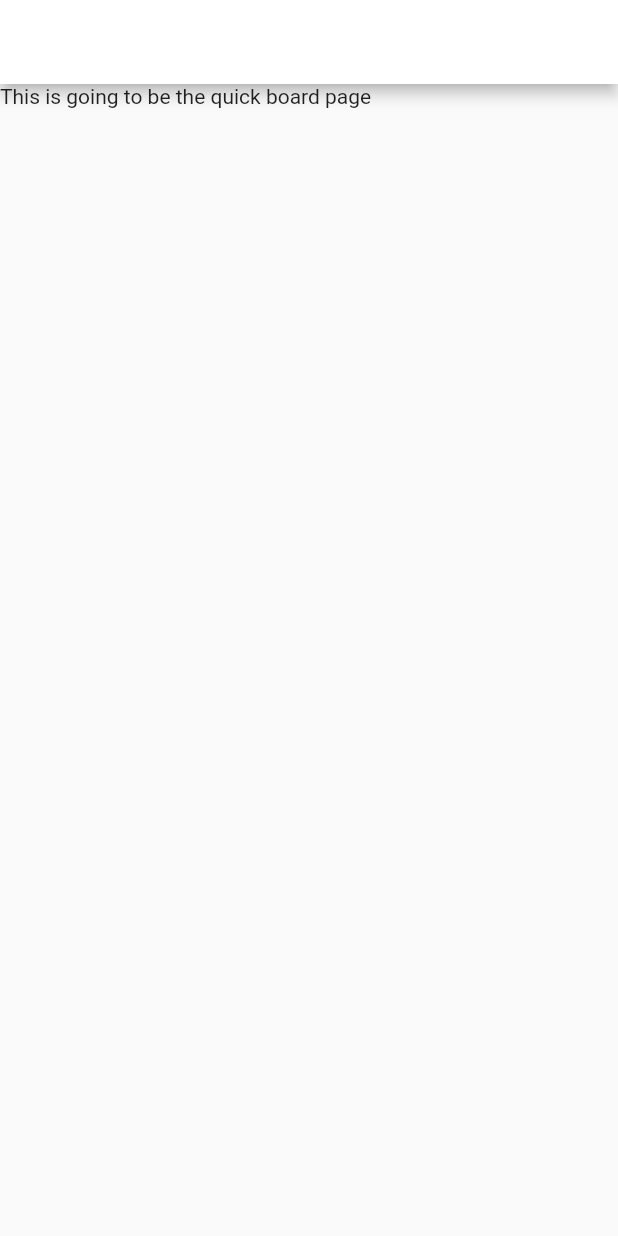
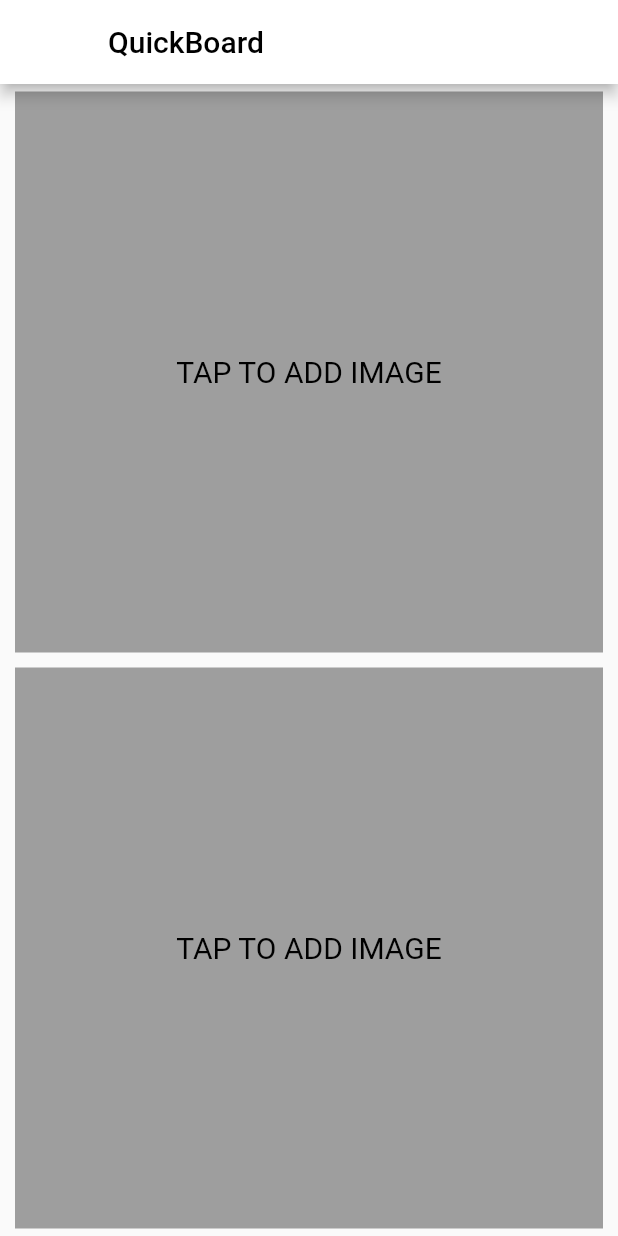
Before and after one commit to leahwho/swiftchat, a Flutter app: the QuickBoard screen opened by its route, on a phone screen of 412 x 824 dp. Run offline on Flutter 3.47's test engine with Material 2 defaults, Android fonts, the phone set to English and light mode, and no system bars.

Commit message:
adds placeholder buttons

```diff
--- a/lib/quick_board.dart
+++ b/lib/quick_board.dart
@@ -5,11 +5,67 @@ class QuickBoard extends StatelessWidget {
   Widget build(BuildContext context) {
     return Scaffold(
       appBar: AppBar(
+        title: Text(
+          'QuickBoard',
+          style: TextStyle(color: Colors.black),
+        ),
         backgroundColor: Colors.white,
       ),
-      body: Text('This is going to be the quick board page'),
+      body: Column(
+        children: <Widget>[
+          Expanded(
+            child: Container(
+              margin: EdgeInsets.symmetric(
+                horizontal: 10.0,
+                vertical: 5.0,
+              ),
+              color: Colors.grey,
+              child: Column(
+                mainAxisAlignment: MainAxisAlignment.center,
+                crossAxisAlignment: CrossAxisAlignment.stretch,
+                children: <Widget>[
+                  Center(
+                    child: Text(
+                      'TAP TO ADD IMAGE',
+                      style: TextStyle(
+                        fontSize: 20.0,
+                        color: Colors.black,
+                      ),
+                    ),
+                  ),
+                ],
+              ),
+            ),
+          ),
+          // SizedBox(
+          //   height: 10.0,
+          // ),
+          Expanded(
+            child: Container(
+              margin: EdgeInsets.symmetric(
+                horizontal: 10.0,
+                vertical: 5.0,
+              ),
+              color: Colors.grey,
+              child: Column(
+                mainAxisAlignment: MainAxisAlignment.center,
+                crossAxisAlignment: CrossAxisAlignment.stretch,
+                children: <Widget>[
+                  Center(
+                    child: Text(
+                      'TAP TO ADD IMAGE',
+                      style: TextStyle(
+                        fontSize: 20.0,
+                        color: Colors.black,
+                      ),
+                    ),
+                  ),
+                ],
+              ),
+            ),
+          ),
+        ],
+      ),
     );
   }
 }
-
-// TODO 1: get buttons on this page with some placeholder text
```
